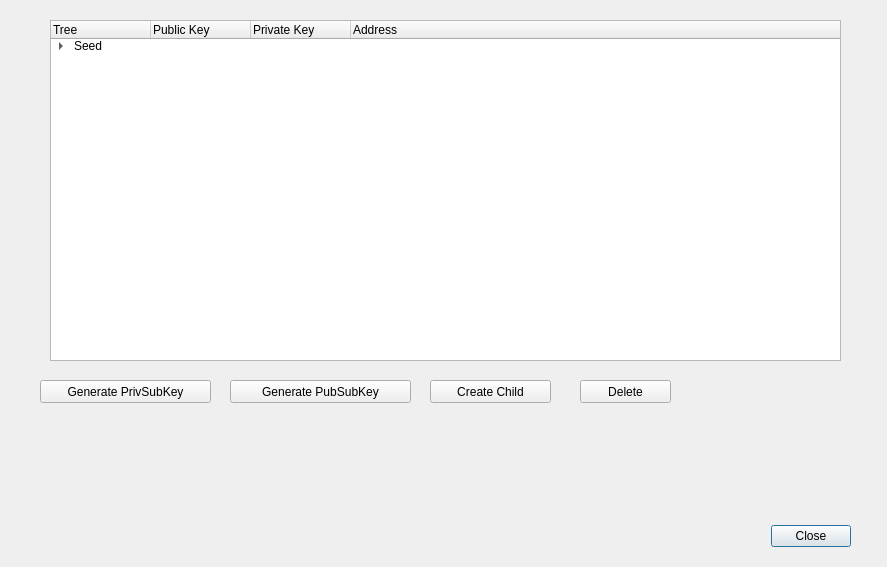
Before: the Qt Designer form keyman/interface/second_page.ui in sahabi/keyman44, drawn with Qt 5.
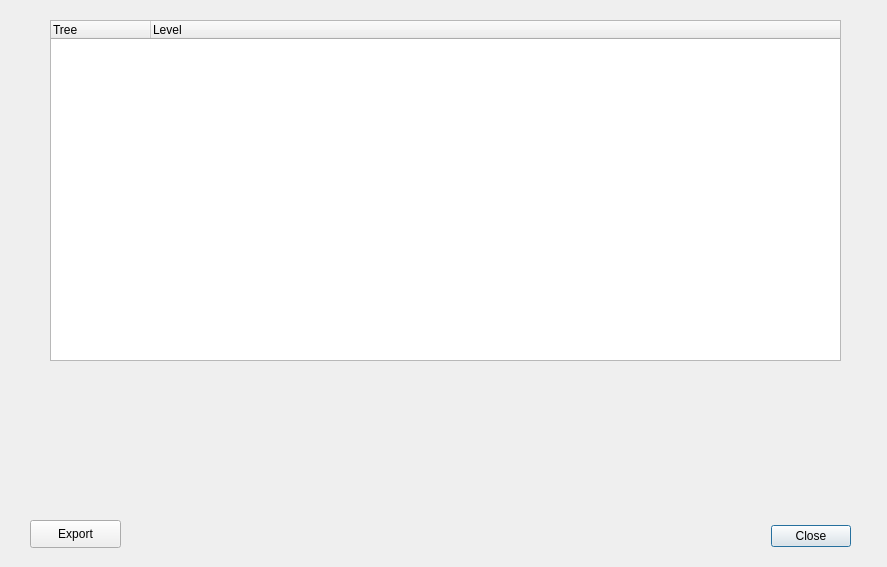
After: the same form once the commit is applied.

Commit message: constructing the context menu for page two

Diff of the .ui file:
```diff
--- a/keyman/interface/second_page.ui
+++ b/keyman/interface/second_page.ui
@@ -25,10 +25,10 @@
   <widget class="QDialogButtonBox" name="close_button">
    <property name="geometry">
     <rect>
-     <x>470</x>
-     <y>520</y>
-     <width>381</width>
-     <height>32</height>
+     <x>760</x>
+     <y>521</y>
+     <width>91</width>
+     <height>31</height>
     </rect>
    </property>
    <property name="orientation">
@@ -38,38 +38,6 @@
     <set>QDialogButtonBox::Close</set>
    </property>
   </widget>
-  <widget class="QPushButton" name="gen_pubsubkey_button">
-   <property name="geometry">
-    <rect>
-     <x>230</x>
-     <y>380</y>
-     <width>181</width>
-     <height>23</height>
-    </rect>
-   </property>
-   <property name="mouseTracking">
-    <bool>true</bool>
-   </property>
-   <property name="text">
-    <string>Generate PubSubKey</string>
-   </property>
-  </widget>
-  <widget class="QPushButton" name="gen_privsubkey">
-   <property name="geometry">
-    <rect>
-     <x>40</x>
-     <y>380</y>
-     <width>171</width>
-     <height>23</height>
-    </rect>
-   </property>
-   <property name="mouseTracking">
-    <bool>true</bool>
-   </property>
-   <property name="text">
-    <string>Generate PrivSubKey</string>
-   </property>
-  </widget>
   <widget class="QTreeWidget" name="treeWidget">
    <property name="geometry">
     <rect>
@@ -92,120 +60,30 @@
    </column>
    <column>
     <property name="text">
-     <string>Public Key</string>
+     <string>Level</string>
     </property>
    </column>
-   <column>
-    <property name="text">
-     <string>Private Key</string>
-    </property>
-   </column>
-   <column>
-    <property name="text">
-     <string>Address</string>
-    </property>
-   </column>
-   <item>
-    <property name="text">
-     <string>Seed</string>
-    </property>
-    <property name="text">
-     <string/>
-    </property>
-    <property name="text">
-     <string/>
-    </property>
-    <property name="text">
-     <string/>
-    </property>
-    <item>
-     <property name="text">
-      <string>Master Key</string>
-     </property>
-     <property name="text">
-      <string/>
-     </property>
-     <property name="text">
-      <string/>
-     </property>
-     <property name="text">
-      <string/>
-     </property>
-     <item>
-      <property name="text">
-       <string>Level 1 Key 0</string>
-      </property>
-      <property name="text">
-       <string/>
-      </property>
-      <property name="text">
-       <string/>
-      </property>
-      <property name="text">
-       <string/>
-      </property>
-      <item>
-       <property name="text">
-        <string>Level 2 Key 0</string>
-       </property>
-       <property name="text">
-        <string/>
-       </property>
-       <property name="text">
-        <string/>
-       </property>
-       <property name="text">
-        <string/>
-       </property>
-      </item>
-     </item>
-     <item>
-      <property name="text">
-       <string>Level 1 Key 1</string>
-      </property>
-      <property name="text">
-       <string/>
-      </property>
-      <property name="text">
-       <string/>
-      </property>
-      <property name="text">
-       <string/>
-      </property>
-     </item>
-    </item>
-   </item>
   </widget>
   <widget class="QPushButton" name="gen_pubsubkey_button_2">
    <property name="geometry">
     <rect>
-     <x>430</x>
-     <y>380</y>
-     <width>121</width>
-     <height>23</height>
-    </rect>
-   </property>
-   <property name="mouseTracking">
-    <bool>true</bool>
-   </property>
-   <property name="text">
-    <string>Create Child</string>
-   </property>
-  </widget>
-  <widget class="QPushButton" name="gen_pubsubkey_button_3">
-   <property name="geometry">
-    <rect>
-     <x>580</x>
-     <y>380</y>
+     <x>30</x>
+     <y>520</y>
      <width>91</width>
-     <height>23</height>
+     <height>28</height>
     </rect>
    </property>
-   <property name="mouseTracking">
-    <bool>true</bool>
+   <property name="sizePolicy">
+    <sizepolicy hsizetype="Expanding" vsizetype="Fixed">
+     <horstretch>0</horstretch>
+     <verstretch>0</verstretch>
+    </sizepolicy>
+   </property>
+   <property name="focusPolicy">
+    <enum>Qt::TabFocus</enum>
    </property>
    <property name="text">
-    <string>Delete</string>
+    <string>Export</string>
    </property>
   </widget>
  </widget>
```
Left out of the diff: 2 changed lines with no effect on the pictures. The commit also changes 7 other files.
